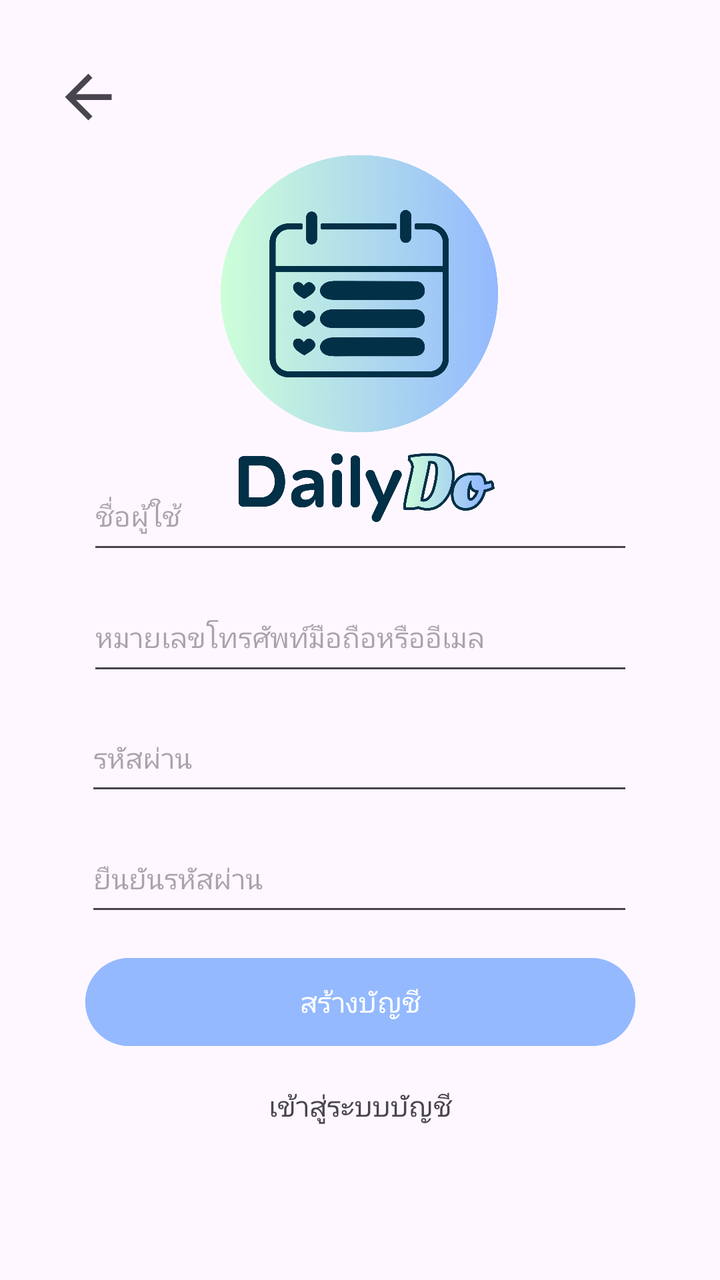
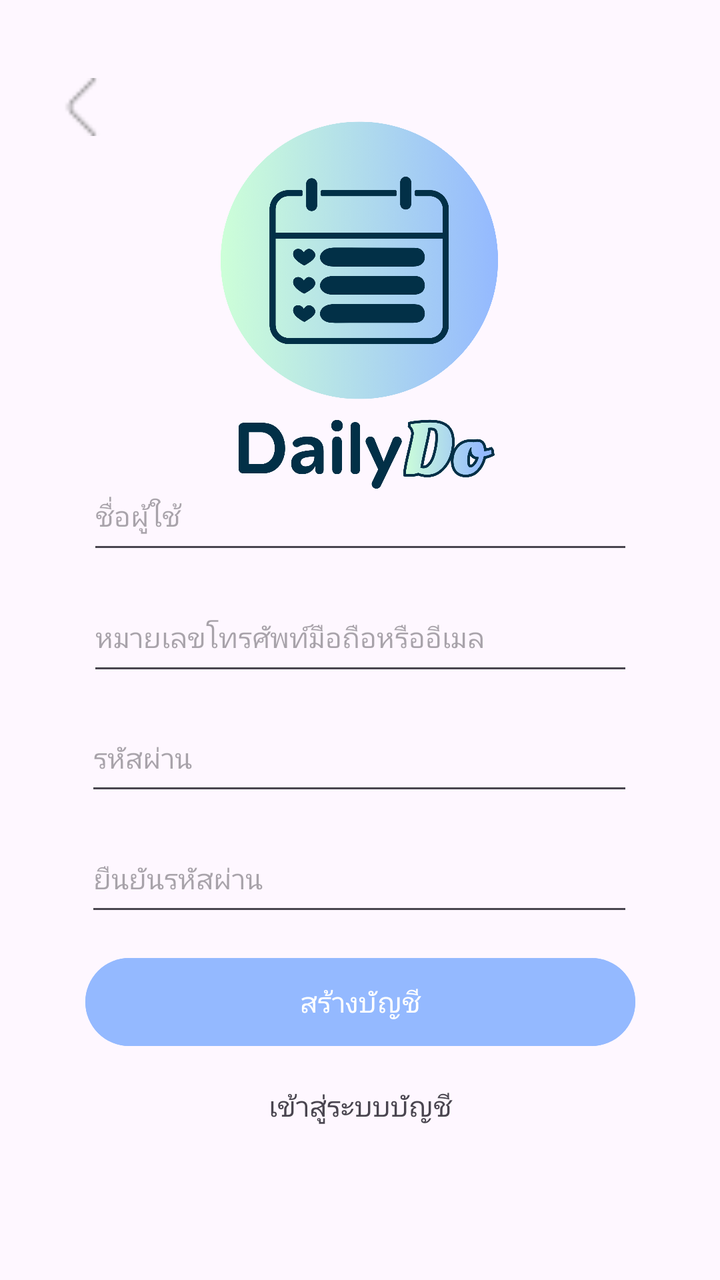

Two renders of the same Android screen: before a commit and after it. Below are the layout's source before the change and the commit's diff.
<!-- AndroidManifest.xml: application theme Theme.Project -->
<!-- res/layout/activity_register.xml -->
<?xml version="1.0" encoding="utf-8"?>
<androidx.constraintlayout.widget.ConstraintLayout xmlns:android="http://schemas.android.com/apk/res/android"
    xmlns:app="http://schemas.android.com/apk/res-auto"
    xmlns:tools="http://schemas.android.com/tools"
    android:id="@+id/main"
    android:layout_width="match_parent"
    android:layout_height="match_parent"
    tools:context=".RegisterActivity">

    <ImageView
        android:id="@+id/rimg_back"
        android:layout_width="39dp"
        android:layout_height="35dp"
        android:backgroundTint="#023047"
        app:layout_constraintBottom_toBottomOf="parent"
        app:layout_constraintEnd_toEndOf="parent"
        app:layout_constraintHorizontal_bias="0.077"
        app:layout_constraintStart_toStartOf="parent"
        app:layout_constraintTop_toTopOf="parent"
        app:layout_constraintVertical_bias="0.051"
        app:srcCompat="?attr/homeAsUpIndicator" />

    <ImageView
        android:id="@+id/img_logo3"
        android:layout_width="236dp"
        android:layout_height="193dp"
        app:layout_constraintBottom_toBottomOf="parent"
        app:layout_constraintEnd_toEndOf="parent"
        app:layout_constraintHorizontal_bias="0.497"
        app:layout_constraintStart_toStartOf="parent"
        app:layout_constraintTop_toTopOf="parent"
        app:layout_constraintVertical_bias="0.167"
        app:srcCompat="@drawable/daily" />

    <EditText
        android:id="@+id/redt_username"
        android:layout_width="273dp"
        android:layout_height="51dp"
        android:ems="10"
        android:hint="ชื่อผู้ใช้"
        android:inputType="textPersonName"
        android:textSize="14sp"
        app:layout_constraintBottom_toBottomOf="parent"
        app:layout_constraintEnd_toEndOf="parent"
        app:layout_constraintStart_toStartOf="parent"
        app:layout_constraintTop_toTopOf="parent"
        app:layout_constraintVertical_bias="0.392" />

    <EditText
        android:id="@+id/redt_email"
        android:layout_width="273dp"
        android:layout_height="51dp"
        android:ems="10"
        android:hint="หมายเลขโทรศัพท์มือถือหรืออีเมล"
        android:inputType="text"
        android:textSize="14sp"
        app:layout_constraintBottom_toBottomOf="parent"
        app:layout_constraintEnd_toEndOf="parent"
        app:layout_constraintStart_toStartOf="parent"
        app:layout_constraintTop_toTopOf="parent"
        app:layout_constraintVertical_bias="0.495" />

    <EditText
        android:id="@+id/redt_pass"
        android:layout_width="274dp"
        android:layout_height="50dp"
        android:ems="10"
        android:hint="รหัสผ่าน"
        android:inputType="textPassword"
        android:textSize="14sp"
        app:layout_constraintBottom_toBottomOf="parent"
        app:layout_constraintEnd_toEndOf="parent"
        app:layout_constraintHorizontal_bias="0.496"
        app:layout_constraintStart_toStartOf="parent"
        app:layout_constraintTop_toTopOf="parent"
        app:layout_constraintVertical_bias="0.598" />

    <EditText
        android:id="@+id/redt_cPass"
        android:layout_width="274dp"
        android:layout_height="50dp"
        android:ems="10"
        android:hint="ยืนยันรหัสผ่าน"
        android:inputType="textPassword"
        android:textSize="14sp"
        app:layout_constraintBottom_toBottomOf="parent"
        app:layout_constraintEnd_toEndOf="parent"
        app:layout_constraintHorizontal_bias="0.496"
        app:layout_constraintStart_toStartOf="parent"
        app:layout_constraintTop_toTopOf="parent"
        app:layout_constraintVertical_bias="0.7" />

    <Button
        android:id="@+id/rbtn_acc"
        android:layout_width="275dp"
        android:layout_height="52dp"
        android:backgroundTint="#94b9ff"
        android:text="สร้างบัญชี"
        android:textColorLink="#331C1C"
        app:layout_constraintBottom_toBottomOf="parent"
        app:layout_constraintEnd_toEndOf="parent"
        app:layout_constraintStart_toStartOf="parent"
        app:layout_constraintTop_toTopOf="parent"
        app:layout_constraintVertical_bias="0.808" />

    <TextView
        android:id="@+id/txt_signin"
        android:layout_width="275dp"
        android:layout_height="51dp"
        android:gravity="center"
        android:text="เข้าสู่ระบบบัญชี"
        app:layout_constraintBottom_toBottomOf="parent"
        app:layout_constraintEnd_toEndOf="parent"
        app:layout_constraintStart_toStartOf="parent"
        app:layout_constraintTop_toTopOf="parent"
        app:layout_constraintVertical_bias="0.896" />
</androidx.constraintlayout.widget.ConstraintLayout>
<!-- resources referenced by this layout -->
<resources>
  <!-- drawable daily: png bitmap (drawable, 527628 bytes) -->
  <style name="Theme.Project" parent="Base.Theme.Project" />
  <style name="Base.Theme.Project" parent="Theme.Material3.DayNight.NoActionBar">
          
          
      </style>
</resources>

<!-- the commit's change to res/layout/activity_register.xml (unified diff, before → after) -->
@@ -9,16 +9,16 @@
 
     <ImageView
         android:id="@+id/rimg_back"
-        android:layout_width="39dp"
-        android:layout_height="35dp"
+        android:layout_width="30dp"
+        android:layout_height="29dp"
         android:backgroundTint="#023047"
+        android:src="@drawable/ic_back"
         app:layout_constraintBottom_toBottomOf="parent"
         app:layout_constraintEnd_toEndOf="parent"
         app:layout_constraintHorizontal_bias="0.077"
         app:layout_constraintStart_toStartOf="parent"
         app:layout_constraintTop_toTopOf="parent"
-        app:layout_constraintVertical_bias="0.051"
-        app:srcCompat="?attr/homeAsUpIndicator" />
+        app:layout_constraintVertical_bias="0.064" />
 
     <ImageView
         android:id="@+id/img_logo3"
@@ -29,7 +29,7 @@
         app:layout_constraintHorizontal_bias="0.497"
         app:layout_constraintStart_toStartOf="parent"
         app:layout_constraintTop_toTopOf="parent"
-        app:layout_constraintVertical_bias="0.167"
+        app:layout_constraintVertical_bias="0.13"
         app:srcCompat="@drawable/daily" />
 
     <EditText
<!-- resource entries referenced after the edit -->
@@ -1,6 +1,7 @@
 <!-- resources referenced by this layout -->
 <resources>
   <!-- drawable daily: png bitmap (drawable, 527628 bytes) -->
+  <!-- drawable ic_back: png bitmap (drawable, 430 bytes) -->
   <style name="Theme.Project" parent="Base.Theme.Project" />
   <style name="Base.Theme.Project" parent="Theme.Material3.DayNight.NoActionBar">
           
